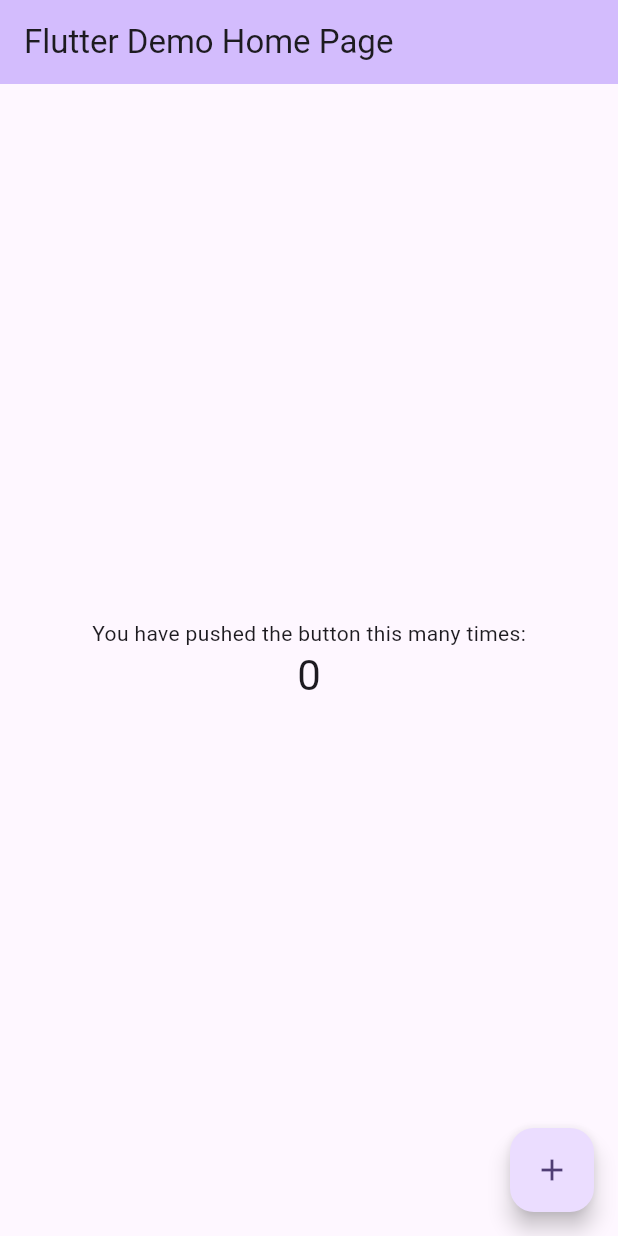
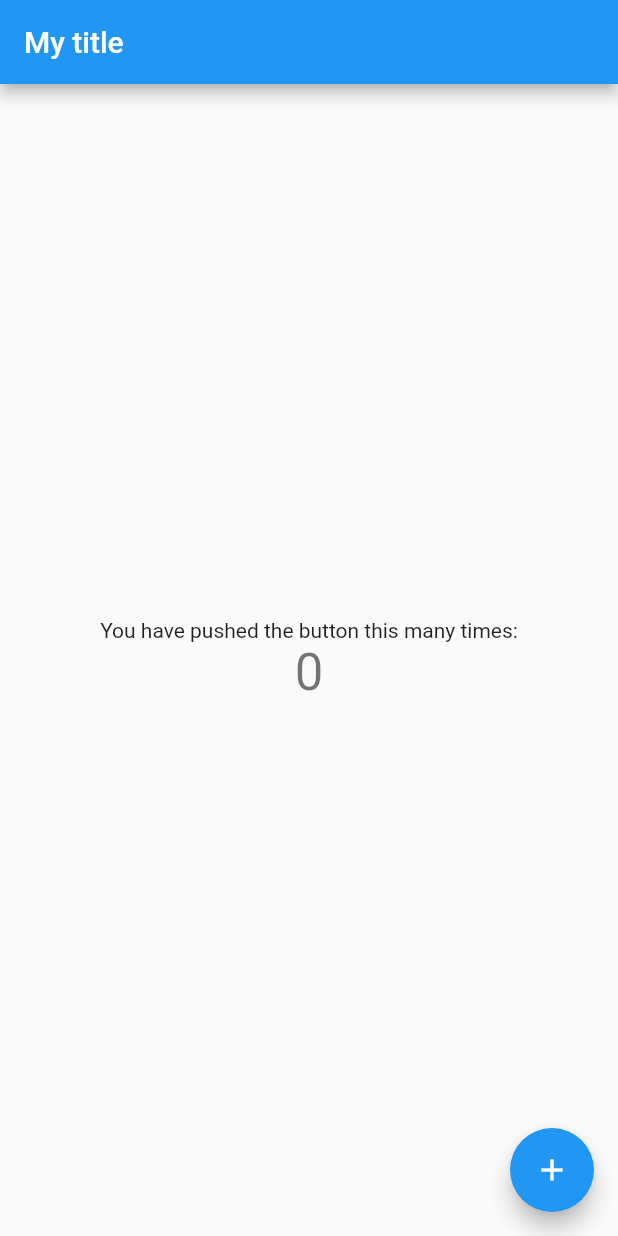
Before and after one commit to cxw320/recipe_finder_flutter, a Flutter app: the screen it shows after launch, on a phone screen of 412 x 824 dp. Run offline on Flutter 3.47's test engine with Material 2 defaults, Android fonts, the phone set to English and light mode, and no system bars.

```diff
--- a/lib/main.dart
+++ b/lib/main.dart
@@ -10,99 +10,41 @@ class MyApp extends StatelessWidget {
   // This widget is the root of your application.
   @override
   Widget build(BuildContext context) {
-    return MaterialApp(
-      title: 'Flutter Demo',
-      theme: ThemeData(
-        // This is the theme of your application.
-        //
-        // TRY THIS: Try running your application with "flutter run". You'll see
-        // the application has a blue toolbar. Then, without quitting the app,
-        // try changing the seedColor in the colorScheme below to Colors.green
-        // and then invoke "hot reload" (save your changes or press the "hot
-        // reload" button in a Flutter-supported IDE, or press "r" if you used
-        // the command line to start the app).
-        //
-        // Notice that the counter didn't reset back to zero; the application
-        // state is not lost during the reload. To reset the state, use hot
-        // restart instead.
-        //
-        // This works for code too, not just values: Most code changes can be
-        // tested with just a hot reload.
-        colorScheme: ColorScheme.fromSeed(seedColor: Colors.deepPurple),
-        useMaterial3: true,
+    return const MaterialApp(
+      title: 'My App',
+      home: HomeScreen(
+        title: 'My title',
       ),
-      home: const MyHomePage(title: 'Flutter Demo Home Page'),
     );
   }
 }
 
-class MyHomePage extends StatefulWidget {
-  const MyHomePage({super.key, required this.title});
-
-  // This widget is the home page of your application. It is stateful, meaning
-  // that it has a State object (defined below) that contains fields that affect
-  // how it looks.
-
-  // This class is the configuration for the state. It holds the values (in this
-  // case the title) provided by the parent (in this case the App widget) and
-  // used by the build method of the State. Fields in a Widget subclass are
-  // always marked "final".
+class HomeScreen extends StatefulWidget {
+  const HomeScreen({super.key, required this.title});
 
   final String title;
 
   @override
-  State<MyHomePage> createState() => _MyHomePageState();
+  State<HomeScreen> createState() => _HomeScreenState();
 }
 
-class _MyHomePageState extends State<MyHomePage> {
+class _HomeScreenState extends State<HomeScreen> {
   int _counter = 0;
 
   void _incrementCounter() {
     setState(() {
-      // This call to setState tells the Flutter framework that something has
-      // changed in this State, which causes it to rerun the build method below
-      // so that the display can reflect the updated values. If we changed
-      // _counter without calling setState(), then the build method would not be
-      // called again, and so nothing would appear to happen.
       _counter++;
     });
   }
 
   @override
   Widget build(BuildContext context) {
-    // This method is rerun every time setState is called, for instance as done
-    // by the _incrementCounter method above.
-    //
-    // The Flutter framework has been optimized to make rerunning build methods
-    // fast, so that you can just rebuild anything that needs updating rather
-    // than having to individually change instances of widgets.
     return Scaffold(
       appBar: AppBar(
-        // TRY THIS: Try changing the color here to a specific color (to
-        // Colors.amber, perhaps?) and trigger a hot reload to see the AppBar
-        // change color while the other colors stay the same.
-        backgroundColor: Theme.of(context).colorScheme.inversePrimary,
-        // Here we take the value from the MyHomePage object that was created by
-        // the App.build method, and use it to set our appbar title.
         title: Text(widget.title),
       ),
       body: Center(
-        // Center is a layout widget. It takes a single child and positions it
-        // in the middle of the parent.
         child: Column(
-          // Column is also a layout widget. It takes a list of children and
-          // arranges them vertically. By default, it sizes itself to fit its
-          // children horizontally, and tries to be as tall as its parent.
-          //
-          // Column has various properties to control how it sizes itself and
-          // how it positions its children. Here we use mainAxisAlignment to
-          // center the children vertically; the main axis here is the vertical
-          // axis because Columns are vertical (the cross axis would be
-          // horizontal).
-          //
-          // TRY THIS: Invoke "debug painting" (choose the "Toggle Debug Paint"
-          // action in the IDE, or press "p" in the console), to see the
-          // wireframe for each widget.
           mainAxisAlignment: MainAxisAlignment.center,
           children: <Widget>[
             const Text(
```
Also changed, not shown: 1 other file.
